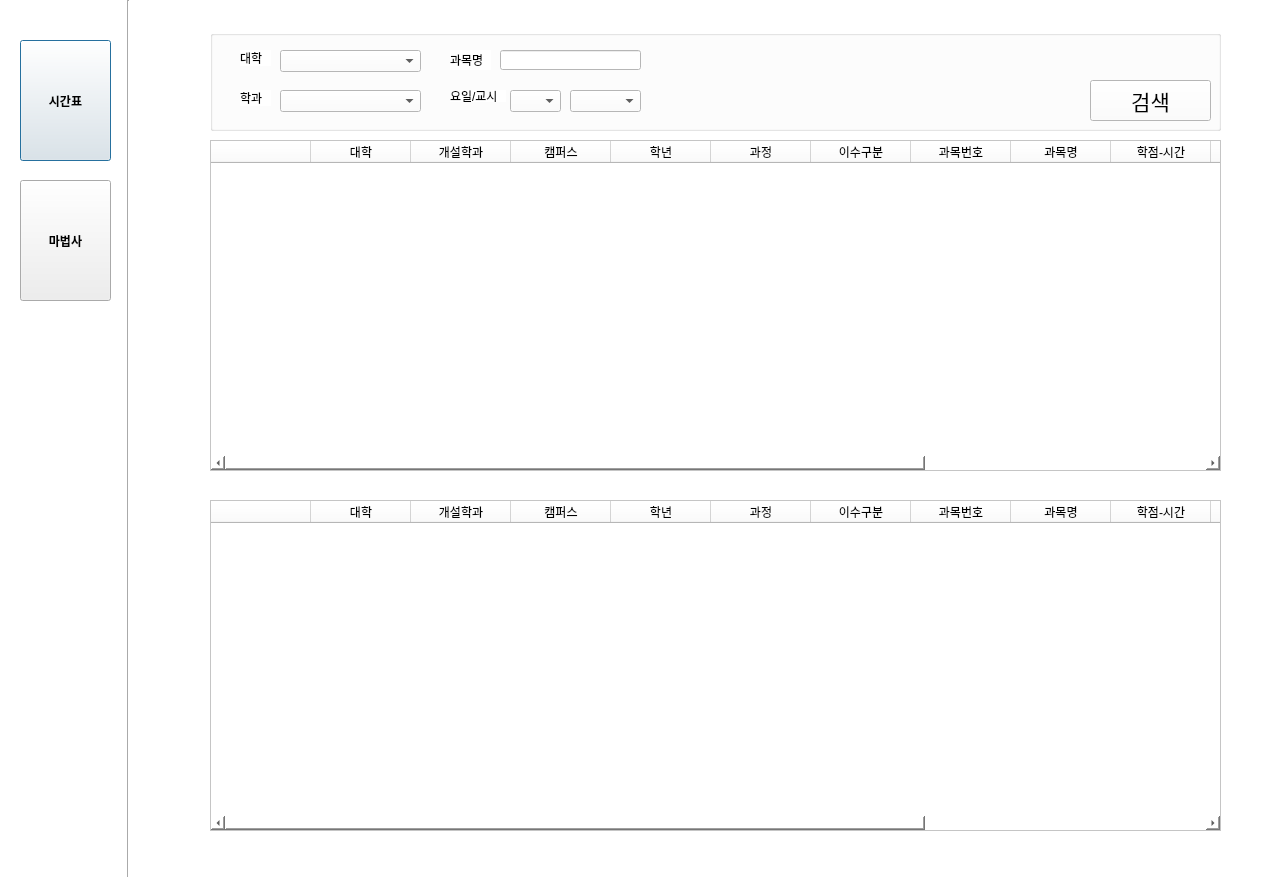
Qt form test.ui (rocknroll17/Lecture-Scheduler) before a commit.
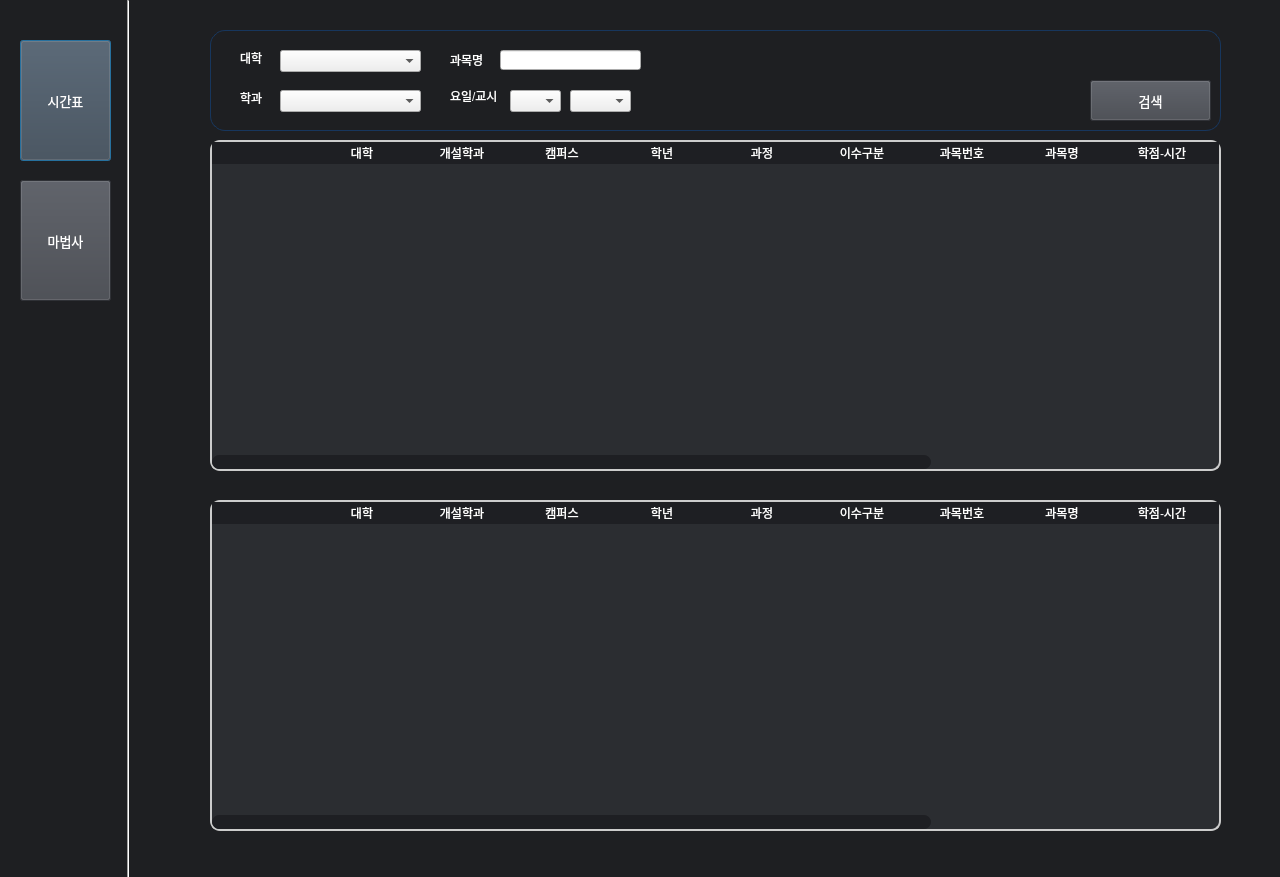
The same form after that commit. Icons and pictures are not drawn.

```diff
--- a/test.ui
+++ b/test.ui
@@ -14,7 +14,169 @@
    <string>Dialog</string>
   </property>
   <property name="styleSheet">
-   <string notr="true">background-color: rgb(255, 255, 255)</string>
+   <string notr="true">/* 스크롤바 필요한 widget stylesheet에 입력 */
+
+#Dialog {
+	
+	background-color: #1e1f22;
+
+}
+
+QTableWidget {
+	border-radius: 10px;
+	color: white;
+}
+
+QTableWidget::item:selected {
+	background-color: lightblue;
+}
+
+QScrollBar:vertical {
+	boder: none;
+	background-color: transparent;
+	width: 14px;
+	margin: 0px 0 0px 0;
+	boder-radius: 0px;
+}
+
+QScrollBar::handle:vertical {
+	background-color: #1e1f23;
+	min-height: 30px;
+	border-radius: 7px;
+}
+
+QScrollBar::handle:vertical:hover {
+	background-color: #1a1b1e;
+}
+
+QScrollBar::handle:vertical:pressed {
+	background-color: #141416;
+}
+
+QScrollBar::sub-line:vertical {
+	border: none;
+	/*
+	background-color: rgb(59, 59, 90);
+	height: 15px;
+	border-top-left-radius: 7px;
+	border-top-right-radius: 7px;
+	subcontrol-position: top;
+	subcontrol-origin: margin;
+	*/
+}
+/*
+QScrollBar::sub-line:vertical:hover {
+	background-color: rgb(255, 0, 127);
+}
+
+QScrollBar::sub-line:vertical:pressed {
+	background-color: rgb(185, 0, 92);
+}
+*/
+QScrollBar::add-line:vertical {
+	border: none;
+	/*
+	background-color: rgb(59, 59, 90);
+	height: 15px;
+	border-bottom-left-radius: 7px;
+	border-bottom-right-radius: 7px;
+	subcontrol-position: top;
+	subcontrol-origin: margin;
+	*/
+}
+/*
+QScrollBar::add-line:vertical:hover {
+	background-color: rgb(255, 0, 127);
+}
+
+QScrollBar::add-line:vertical:pressed {
+	background-color: rgb(185, 0, 92);
+}
+*/
+QScrollBar::up-arrow:vertical, QScrollBar:down-arrow:vertical {
+	background: none;
+}
+
+QScrollBar::add-page:vertical, QScrollBar:sub-page:vertical {
+	background: none;
+}
+
+/* horizontal */
+
+QScrollBar:horizontal {
+	boder: none;
+	background-color: transparent;
+	height: 14px;
+	margin: 0 0px 0 0px;
+	boder-radius: 0px;
+}
+
+QScrollBar::handle:horizontal {
+	background-color: #1e1f23;
+	min-height: 30px;
+	border-radius: 7px;
+}
+
+QScrollBar::handle:horizontal:hover {
+	background-color: #1a1b1e;
+}
+
+QScrollBar::handle:horizontal:pressed {
+	background-color: #141416;
+}
+
+QScrollBar::sub-line:horizontal {
+	border: none;
+	/*
+	background-color: rgb(59, 59, 90);
+	width: 15px;
+	border-top-left-radius: 7px;
+	border-bottom-left-radius: 7px;
+	subcontrol-position: left;
+	subcontrol-origin: margin;
+	*/
+}
+/*
+QScrollBar::sub-line:horizontal:hover {
+	background-color: rgb(255, 0, 127);
+}
+
+QScrollBar::sub-line:horizontal:pressed {
+	background-color: rgb(185, 0, 92);
+}
+*/
+QScrollBar::add-line:horizontal {
+	border: none;
+	/*
+	background-color: rgb(59, 59, 90);
+	width: 15px;
+	border-top-right-radius: 7px;
+	border-bottom-right-radius: 7px;
+	subcontrol-position: right;
+	subcontrol-origin: margin;
+	*/
+}
+/*
+QScrollBar::add-line:horizontal:hover {
+	background-color: rgb(255, 0, 127);
+}
+
+QScrollBar::add-line:horizontal:pressed {
+	background-color: rgb(185, 0, 92);
+}
+*/
+QScrollBar::up-arrow:horizontal, QScrollBar:down-arrow:horizontal {
+	background: none;
+}
+
+QScrollBar::add-page:horizontal, QScrollBar:sub-page:horizontal {
+	background: none;
+}
+
+QTableView QTableCornerButton::section {
+    background-color: #1e1f23;
+}
+</string>
   </property>
   <widget class="Line" name="line">
    <property name="geometry">
@@ -143,6 +305,9 @@
      </disabled>
     </palette>
    </property>
+   <property name="styleSheet">
+    <string notr="true"/>
+   </property>
    <property name="orientation">
     <enum>Qt::Vertical</enum>
    </property>
@@ -158,13 +323,29 @@
    </property>
    <property name="font">
     <font>
-     <family>Arial</family>
-     <weight>75</weight>
-     <bold>true</bold>
+     <family>휴먼엑스포</family>
+     <pointsize>10</pointsize>
+     <weight>50</weight>
+     <italic>false</italic>
+     <bold>false</bold>
     </font>
    </property>
    <property name="styleSheet">
-    <string notr="true">background-color : rgb(238, 238, 238)</string>
+    <string notr="true">QPushButton {
+	background-color: #42454c;
+	color: #fff;
+	padding: 6px;
+
+}
+
+QPushButton:hover {
+	background-color: #383b40;
+}
+
+QPushButton:pressed {
+	background-color:#1d1e21;
+}
+</string>
    </property>
    <property name="text">
     <string>시간표</string>
@@ -179,6 +360,40 @@
      <height>331</height>
     </rect>
    </property>
+   <property name="styleSheet">
+    <string notr="true">toQHeaderView {
+	border-radius: 10px;
+}
+
+QHeaderView::section {
+	background-color: #1e1f23;
+    color: white;
+    border-style: none;
+    font-family: 'Montserrat', sans-serif;
+	/*border-bottom: 2px solid #fffff8;
+    border-top: 2px solid #fffff8;*/
+}
+
+#Table_Course {
+	border-radius: 10px;
+    border: 2px solid #ccc;
+	background-color: #2b2d31;
+}
+
+QHeaderView::section:horizontal {
+	background-color: #1e1f23;
+	default-background-color: #3d5673;
+    margin: 0px;
+    padding: 0px;
+}
+
+QHeaderView::section:vertical {
+	background-color: #1e1f23;
+	default-background-color: #3d5673;
+    margin: 0px;
+    padding: 0px;
+}</string>
+   </property>
    <property name="dragEnabled">
     <bool>true</bool>
    </property>
@@ -188,6 +403,9 @@
    <property name="defaultDropAction">
     <enum>Qt::CopyAction</enum>
    </property>
+   <property name="alternatingRowColors">
+    <bool>false</bool>
+   </property>
    <property name="gridStyle">
     <enum>Qt::SolidLine</enum>
    </property>
@@ -287,6 +505,18 @@
      <height>101</height>
     </rect>
    </property>
+   <property name="styleSheet">
+    <string notr="true">QGroupBox  {
+    border: 1px solid gray;
+    border-color: #FF17365D;
+    font-size: 14px;
+    border-radius: 15px;
+}
+
+QLabel { 
+	color: white;
+}</string>
+   </property>
    <property name="title">
     <string/>
    </property>
@@ -327,10 +557,30 @@
     </property>
     <property name="font">
      <font>
-      <family>Agency FB</family>
-      <pointsize>16</pointsize>
+      <family>휴먼엑스포</family>
+      <pointsize>10</pointsize>
+      <weight>50</weight>
+      <italic>false</italic>
+      <bold>false</bold>
      </font>
     </property>
+    <property name="styleSheet">
+     <string notr="true">QPushButton {
+	background-color: #42454c;
+	color: white;
+	padding: 6px;
+
+}
+
+QPushButton:hover {
+	background-color: #383b40;
+}
+
+QPushButton:pressed {
+	background-color: #1d1e21;
+}
+</string>
+    </property>
     <property name="text">
      <string>검색</string>
     </property>
@@ -344,6 +594,23 @@
       <height>22</height>
      </rect>
     </property>
+    <property name="styleSheet">
+     <string notr="true">/*style for the QComboBox*/
+#comboBox {
+	background-color: #0d6efd;
+	border: 1px solid #ced4da;
+	border-radius: 10px;
+}
+#comboBox::drop-down {
+	border: 0px;
+}
+#comboBox::down-arrow {
+	image: url(:/Icon/chevron-down.svg);
+	width: 12px;
+	height: 12px;
+	margin-right: 30px;
+}</string>
+    </property>
    </widget>
    <widget class="QLineEdit" name="titleInput">
     <property name="geometry">
@@ -354,6 +621,9 @@
       <height>20</height>
      </rect>
     </property>
+    <property name="styleSheet">
+     <string notr="true"/>
+    </property>
    </widget>
    <widget class="QLabel" name="label_4">
     <property name="geometry">
@@ -383,7 +653,7 @@
      <rect>
       <x>360</x>
       <y>60</y>
-      <width>71</width>
+      <width>61</width>
       <height>22</height>
      </rect>
     </property>
@@ -410,6 +680,9 @@
       <height>22</height>
      </rect>
     </property>
+    <property name="styleSheet">
+     <string notr="true"/>
+    </property>
    </widget>
   </widget>
   <widget class="QPushButton" name="Button_Magic">
@@ -423,13 +696,28 @@
    </property>
    <property name="font">
     <font>
-     <family>Arial</family>
-     <weight>75</weight>
-     <bold>true</bold>
+     <family>휴먼엑스포</family>
+     <pointsize>10</pointsize>
+     <weight>50</weight>
+     <italic>false</italic>
+     <bold>false</bold>
     </font>
    </property>
    <property name="styleSheet">
-    <string notr="true">background-color : rgb(238, 238, 238)</string>
+    <string notr="true">QPushButton {
+	background-color: #42454c;
+	color: #fff;
+
+}
+
+QPushButton:hover {
+	background-color: #383b40;
+}
+
+QPushButton:pressed {
+	background-color: #1d1e21;
+}
+</string>
    </property>
    <property name="text">
     <string>마법사</string>
@@ -444,6 +732,40 @@
      <height>331</height>
     </rect>
    </property>
+   <property name="styleSheet">
+    <string notr="true">toQHeaderView {
+	border-radius: 10px;
+}
+
+QHeaderView::section {
+	background-color: #1e1f23;
+    color: white;
+    border-style: none;
+    font-family: 'Montserrat', sans-serif;
+	/*border-bottom: 2px solid #fffff8;
+    border-top: 2px solid #fffff8;*/
+}
+
+#Course_Basket {
+	border-radius: 10px;
+    border: 2px solid #ccc;
+	background-color: #2b2d31;
+}
+
+QHeaderView::section:horizontal {
+	background-color: #1e1f23;
+	default-background-color: #3d5673;
+    margin: 0px;
+    padding: 0px;
+}
+
+QHeaderView::section:vertical {
+	background-color: #1e1f23;
+	default-background-color: #3d5673;
+    margin: 0px;
+    padding: 0px;
+}</string>
+   </property>
    <property name="dragEnabled">
     <bool>true</bool>
    </property>
```
